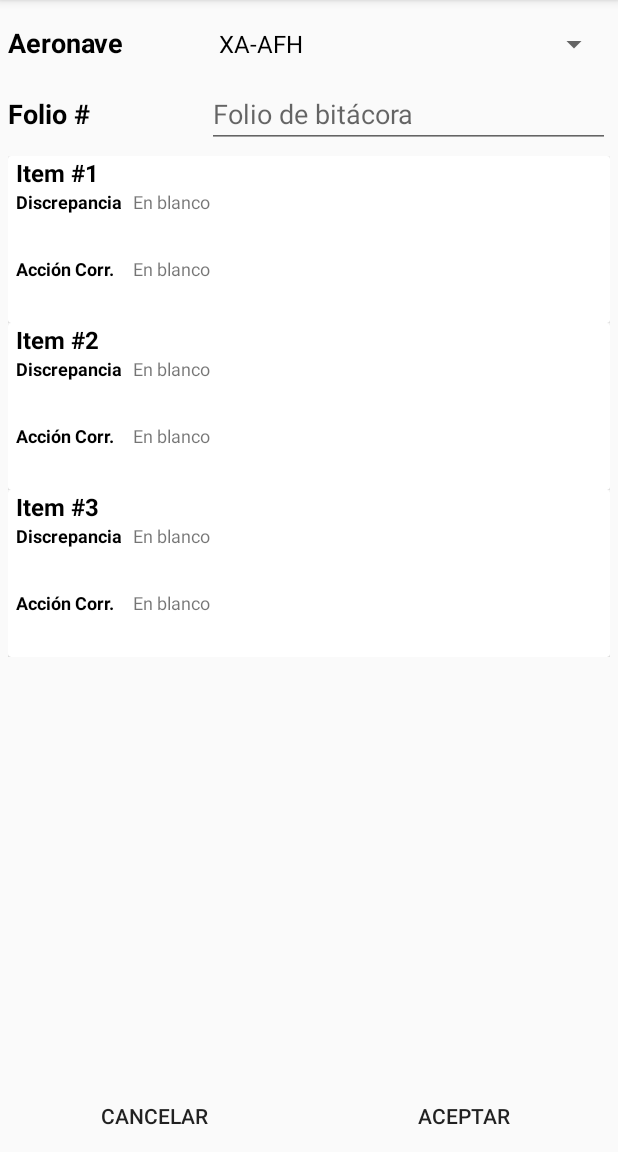
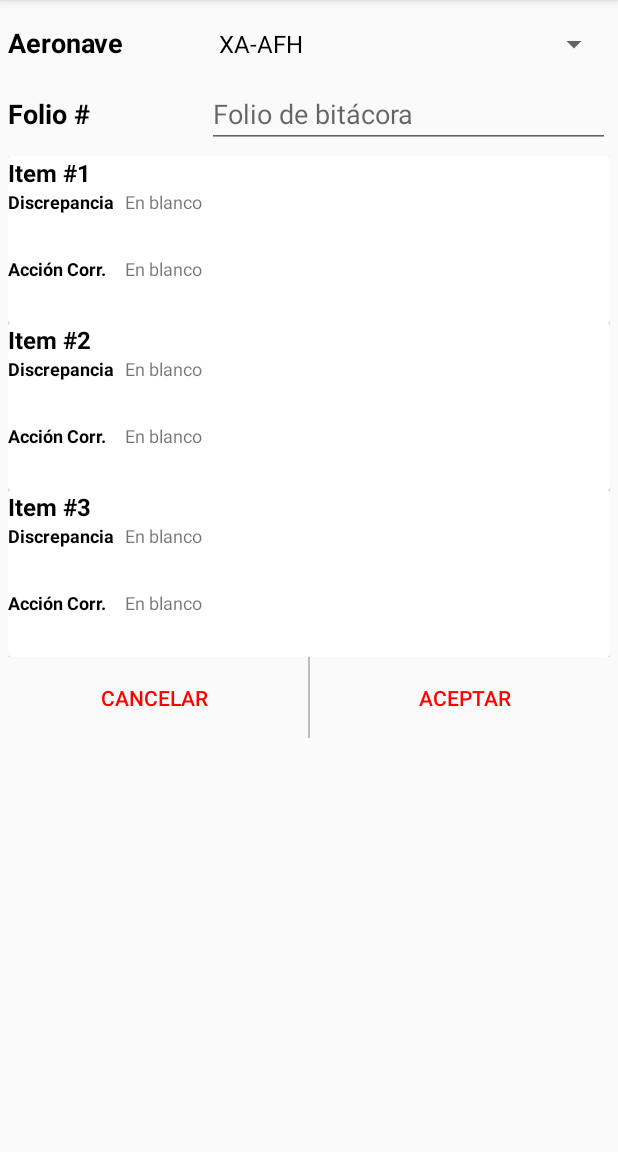
Before and after one commit to DefinitelyNotAnAlien/Android-tests, an Android app: the screen it shows after launch (MainActivity), on a phone screen of 412 x 824 dp, the part 84-1236 px from its top. Run offline under Robolectric (Android 15) with nearby library versions, the phone set to English and light mode, and no system bars.

Commit message:
Modified layouts and adapters

```diff
--- a/CapturaTest/app/src/main/java/com/mycompany/capturatest/LogAdapter.java
+++ b/CapturaTest/app/src/main/java/com/mycompany/capturatest/LogAdapter.java
@@ -50,14 +50,12 @@ public class LogAdapter extends RecyclerView.Adapter<LogAdapter.ItemViewHolder>
     }
 
     public class ItemViewHolder extends RecyclerView.ViewHolder {
-        CardView cardView;
         TextView itemNo;
         TextView discrepancy;
         TextView correctiveAction;
 
         ItemViewHolder(View itemView) {
             super(itemView);
-            cardView = itemView.findViewById(R.id.cv);
             itemNo = itemView.findViewById(R.id.logItemNumber);
             discrepancy = itemView.findViewById(R.id.discrepancy);
             correctiveAction = itemView.findViewById(R.id.corrAction);
--- a/CapturaTest/app/src/main/res/layout/activity_main.xml
+++ b/CapturaTest/app/src/main/res/layout/activity_main.xml
@@ -1,20 +1,28 @@
 <?xml version="1.0" encoding="utf-8"?>
-<LinearLayout xmlns:android="http://schemas.android.com/apk/res/android"
+<ScrollView xmlns:android="http://schemas.android.com/apk/res/android"
     xmlns:tools="http://schemas.android.com/tools"
+    android:id="@+id/scrollArea"
+    android:layout_width="match_parent"
+    android:layout_height="match_parent"
+    android:scrollbars="none"
+    tools:context=".MainActivity">
+
+    <LinearLayout
         android:id="@+id/mainLayout"
         android:layout_width="match_parent"
-    android:layout_height="match_parent"
-    android:orientation="vertical"
-    tools:context=".MainActivity">
+        android:layout_height="wrap_content"
+        android:focusable="true"
+        android:focusableInTouchMode="true"
+        android:orientation="vertical">
 
         <TableLayout
             android:layout_width="match_parent"
             android:layout_height="wrap_content"
+            android:paddingStart="5dp"
             android:paddingLeft="5dp"
-        android:paddingStart="5dp"
             android:paddingTop="5dp"
+            android:paddingEnd="5dp"
             android:paddingRight="5dp"
-        android:paddingEnd="5dp"
             android:paddingBottom="5dp">
 
             <!-- Select the aircraft's registration -->
@@ -22,6 +30,7 @@
                 android:id="@+id/aircraftSelectContainer"
                 android:layout_width="match_parent"
                 android:layout_height="wrap_content">
+
                 <TextView
                     android:id="@+id/aircraftLabel"
                     android:layout_width="wrap_content"
@@ -40,8 +49,8 @@
                     android:layout_column="2"
                     android:layout_weight="1"
                     android:nextFocusDown="@id/folioInput"
-                android:spinnerMode="dialog"
-                android:prompt="@string/selector_title" />
+                    android:prompt="@string/selector_title"
+                    android:spinnerMode="dialog" />
             </TableRow>
 
             <!-- Enter the log folio -->
@@ -51,6 +60,7 @@
                 android:layout_height="wrap_content"
                 android:focusable="true"
                 android:focusableInTouchMode="true">
+
                 <TextView
                     android:id="@+id/logFolioLabel"
                     android:layout_width="wrap_content"
@@ -86,31 +96,43 @@
         <androidx.recyclerview.widget.RecyclerView
             android:id="@+id/logItems"
             android:layout_width="match_parent"
-        android:layout_height="0dp"
-        android:layout_weight="1"
+            android:layout_height="wrap_content"
+            android:clipToPadding="true"
             android:paddingStart="5dp"
             android:paddingEnd="5dp"
-        tools:itemCount="3" />
+            tools:itemCount="3"
+            tools:listitem="@layout/log_item" />
 
         <LinearLayout
             android:id="@+id/buttonLayout"
+            style="?android:attr/buttonBarStyle"
             android:layout_width="match_parent"
             android:layout_height="wrap_content"
             android:orientation="horizontal">
+
             <Button
                 android:id="@+id/cancelButton"
-            style="?android:attr/borderlessButtonStyle"
+                style="?android:attr/buttonBarButtonStyle"
                 android:layout_width="0dp"
+                android:layout_height="wrap_content"
+                android:layout_weight="1"
+                android:text="@string/cancel_button"
+                android:background="?attr/selectableItemBackground"/>
+
+            <View
                 android:layout_height="match_parent"
-            android:layout_weight="1"
-            android:text="@string/cancel_button" />
+                android:layout_width="1dp"
+                android:background="#90909090"/>
+
             <Button
                 android:id="@+id/okButton"
-            style="?android:attr/borderlessButtonStyle"
+                style="?android:attr/buttonBarButtonStyle"
                 android:layout_width="0dp"
-            android:layout_height="match_parent"
+                android:layout_height="wrap_content"
                 android:layout_weight="1"
-            android:text="@string/ok_button" />
+                android:text="@string/ok_button"
+                android:background="?attr/selectableItemBackground"/>
+        </LinearLayout>
     </LinearLayout>
 
-</LinearLayout>
+</ScrollView>
--- a/CapturaTest/app/src/main/res/layout/log_item.xml
+++ b/CapturaTest/app/src/main/res/layout/log_item.xml
@@ -1,22 +1,17 @@
 <?xml version="1.0" encoding="utf-8"?>
-<LinearLayout
+<androidx.cardview.widget.CardView
     xmlns:android="http://schemas.android.com/apk/res/android"
-    android:orientation="vertical"
-    android:layout_width="match_parent"
-    android:layout_height="wrap_content">
-    <!-- Represents a maintenance log entry in list view -->
-
-    <androidx.cardview.widget.CardView
     android:layout_width="match_parent"
     android:layout_height="wrap_content"
-        android:id="@+id/cv">
+    android:foreground="?attr/selectableItemBackground"
+    android:clickable="true"
+    android:focusable="true">
 
     <LinearLayout
         android:layout_width="match_parent"
         android:layout_height="wrap_content"
-            android:orientation="vertical"
-            android:paddingLeft="5dp"
-            android:paddingRight="5dp">
+        android:orientation="vertical">
+        <!-- Represents a maintenance log entry in list view -->
 
         <LinearLayout
             android:id="@+id/logItemContainer"
@@ -106,7 +101,4 @@
         </TableLayout>
 
     </LinearLayout>
-
 </androidx.cardview.widget.CardView>
-
-</LinearLayout>
```
Lines whose indentation alone changed are shown as unchanged.
